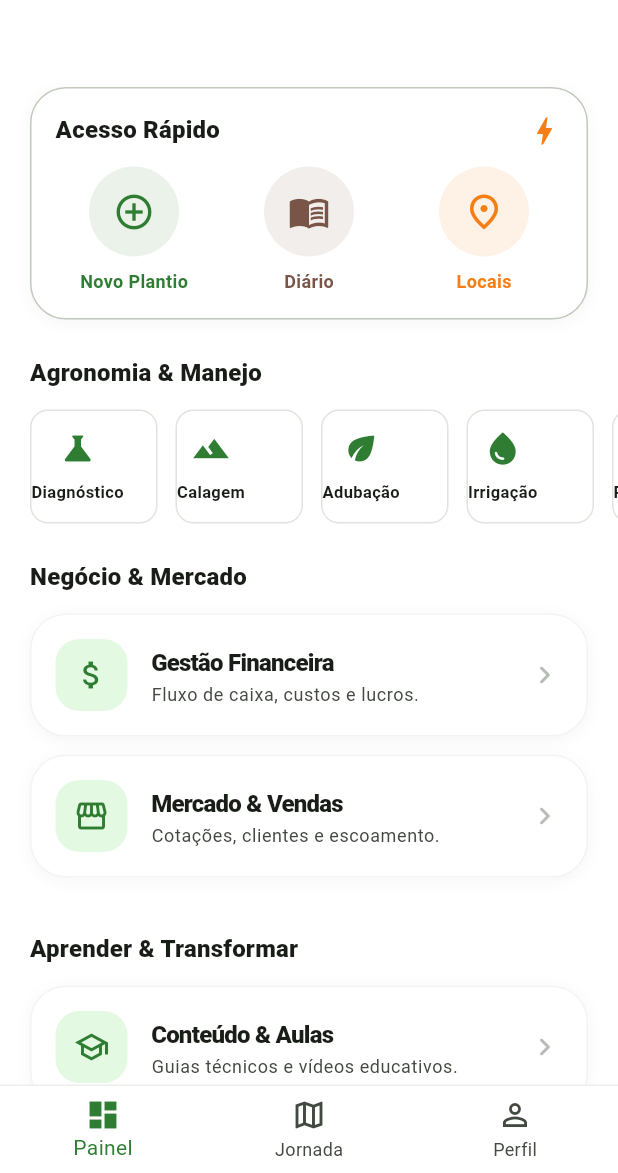
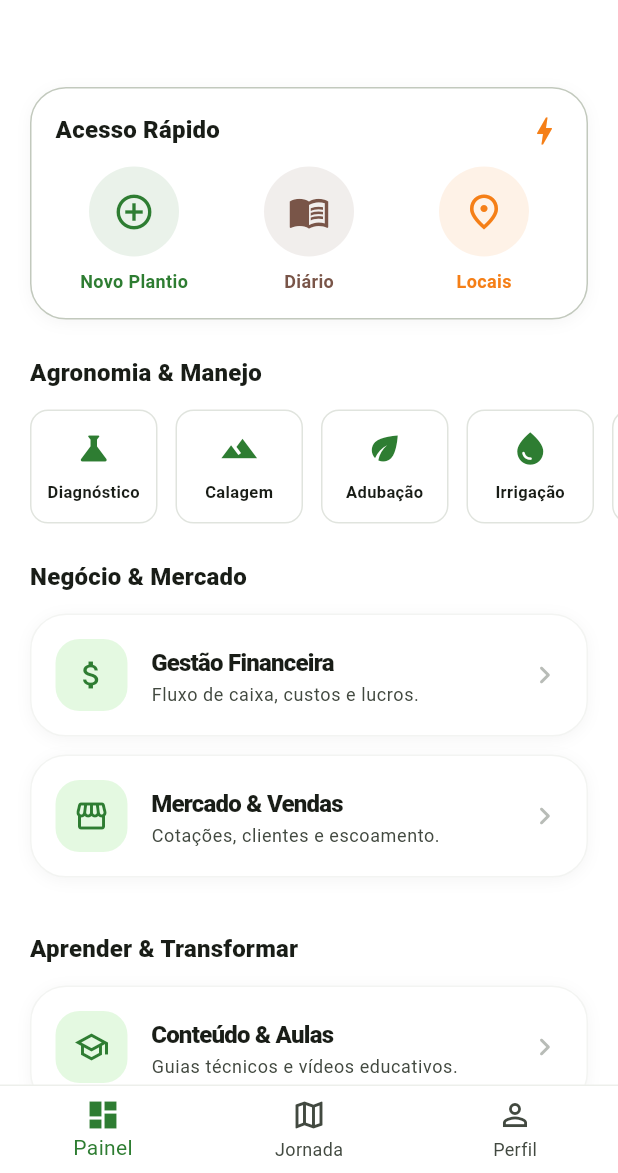
Before and after one commit to andersonrsmesquita/verde_ensina, a Flutter app: the TelaHome screen opened by its route, on a phone screen of 412 x 824 dp, the part 63-1236 px from its top. Run offline on Flutter 3.47's test engine with Material 3 defaults, Android fonts, the phone set to English and light mode, and no system bars; our stand-ins replace cloud_firestore, firebase_auth, firebase_core, geolocator, go_router; accounts and stored records are empty.

Commit message:
Ajuste Home

```diff
--- a/lib/modules/home/tela_home.dart
+++ b/lib/modules/home/tela_home.dart
@@ -568,9 +568,13 @@ class _MiniModule extends StatelessWidget {
             border: Border.all(color: cs.outlineVariant.withOpacity(0.5)),
           ),
           child: Stack(
+            alignment: Alignment.center,
             clipBehavior: Clip.none,
             children: [
-              Column(
+              Padding(
+                padding: const EdgeInsets.symmetric(horizontal: 8),
+                child: Column(
+                  mainAxisSize: MainAxisSize.min,
                   mainAxisAlignment: MainAxisAlignment.center,
                   children: [
                     Icon(icon, color: fg, size: 26),
@@ -587,6 +591,7 @@ class _MiniModule extends StatelessWidget {
                       overflow: TextOverflow.ellipsis,
                     ),
                   ],
+                ),
               ),
               if (badge != null)
                 Positioned(
```
Lines whose indentation alone changed are shown as unchanged.
